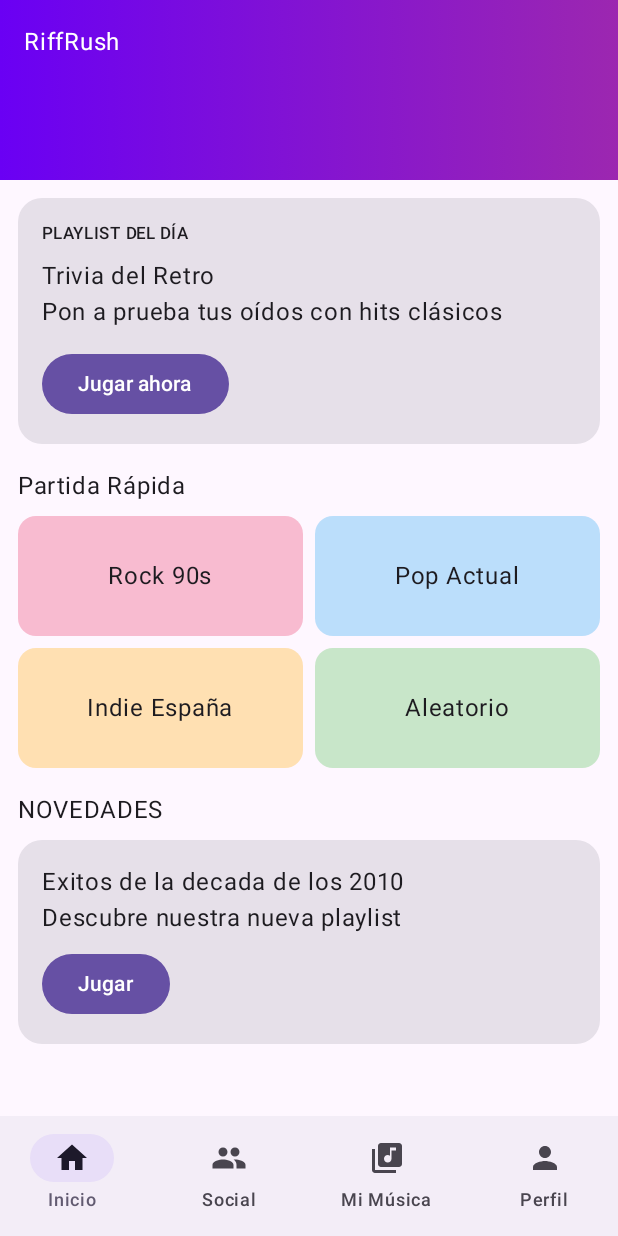
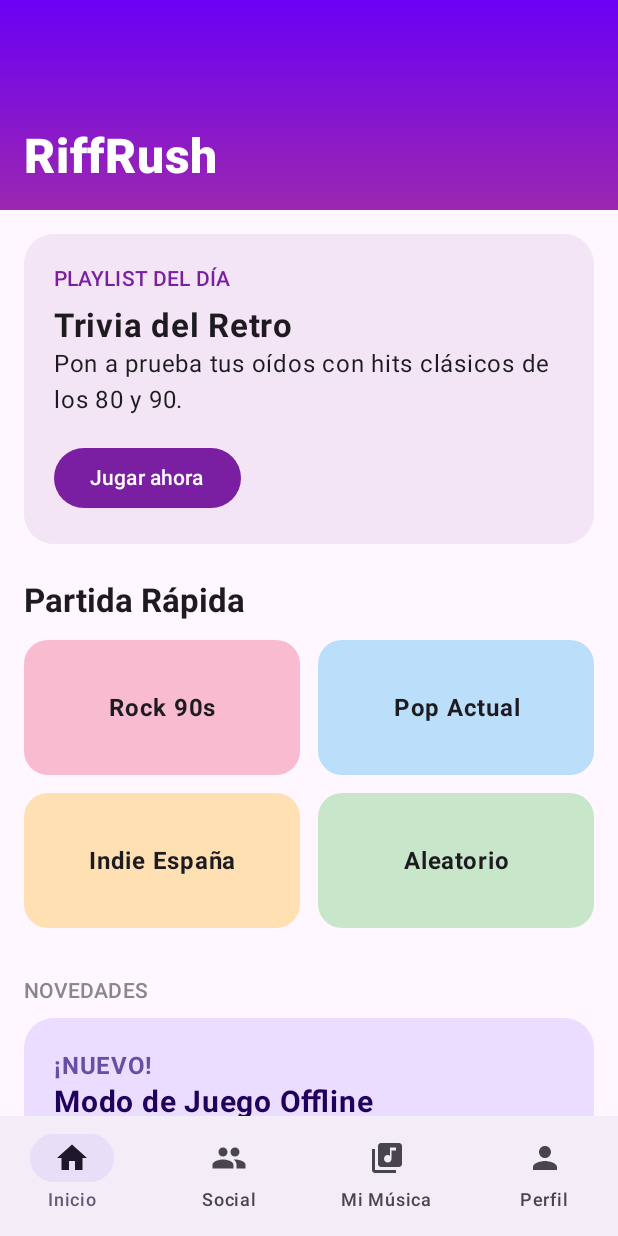
Before and after one commit to DavidContrerasTranquilo/RiffRush, an Android app built with Jetpack Compose: the screen it shows after launch (MainActivity), on a phone screen of 412 x 824 dp. Run offline under Robolectric (Android 15) with nearby library versions, the phone set to English and light mode, and no system bars; our stand-ins replace Firebase (no records; nobody signed in at launch, a user with empty details on screens opened directly).

Commit message:
juego offline semi-funcionando, la partida carga pero no acaba de ser jugable

```diff
--- a/app/src/main/java/com/example/riffrush/views/HomeScreen.kt
+++ b/app/src/main/java/com/example/riffrush/views/HomeScreen.kt
@@ -5,32 +5,50 @@ import androidx.compose.foundation.layout.*
 import androidx.compose.foundation.lazy.LazyColumn
 import androidx.compose.foundation.shape.RoundedCornerShape
 import androidx.compose.material3.*
-import androidx.compose.runtime.Composable
+import androidx.compose.runtime.*
 import androidx.compose.ui.Alignment
 import androidx.compose.ui.Modifier
 import androidx.compose.ui.graphics.Brush
 import androidx.compose.ui.graphics.Color
+import androidx.compose.ui.text.font.FontWeight
 import androidx.compose.ui.unit.dp
+import androidx.compose.ui.unit.sp
+import com.example.riffrush.viewmodel.MatchViewModel
+import org.koin.androidx.compose.koinViewModel
+import androidx.compose.ui.text.style.TextAlign
 
 @Composable
-fun HomeScreen() {
+fun HomeScreen(
+    matchViewModel: MatchViewModel = koinViewModel(),
+    onNavigateToMatch: (String) -> Unit
+) {
+    val currentMatch by matchViewModel.currentMatch.collectAsState()
+
+    LaunchedEffect(currentMatch) {
+        currentMatch?.let {
+            if (it.matchId == "offline_test_id") {
+                onNavigateToMatch(it.matchId)
+            }
+        }
+    }
 
     Column(modifier = Modifier.fillMaxSize()) {
-
         Box(
             modifier = Modifier
                 .fillMaxWidth()
-                .height(120.dp)
+                .height(140.dp)
                 .background(
-                    Brush.horizontalGradient(
+                    Brush.verticalGradient(
                         listOf(Color(0xFF6A00F4), Color(0xFF9C27B0))
                     )
                 ),
-            contentAlignment = Alignment.TopStart
+            contentAlignment = Alignment.BottomStart
         ) {
             Text(
                 text = "RiffRush",
                 color = Color.White,
+                fontSize = 32.sp,
+                fontWeight = FontWeight.Black,
                 modifier = Modifier.padding(16.dp)
             )
         }
@@ -38,22 +56,25 @@ fun HomeScreen() {
         LazyColumn(
             modifier = Modifier
                 .fillMaxSize()
-                .padding(12.dp)
+                .padding(horizontal = 16.dp),
+            contentPadding = PaddingValues(vertical = 16.dp)
         ) {
-
             item {
                 Card(
-                    shape = RoundedCornerShape(16.dp),
-                    modifier = Modifier.fillMaxWidth()
+                    shape = RoundedCornerShape(20.dp),
+                    modifier = Modifier.fillMaxWidth(),
+                    colors = CardDefaults.cardColors(containerColor = Color(0xFFF3E5F5))
                 ) {
-                    Column(modifier = Modifier.padding(16.dp)) {
-                        Text("PLAYLIST DEL DÍA", style = MaterialTheme.typography.labelSmall)
+                    Column(modifier = Modifier.padding(20.dp)) {
+                        Text("PLAYLIST DEL DÍA", style = MaterialTheme.typography.labelLarge, color = Color(0xFF7B1FA2))
                         Spacer(modifier = Modifier.height(8.dp))
-                        Text("Trivia del Retro")
-                        Text("Pon a prueba tus oídos con hits clásicos")
-                        Spacer(modifier = Modifier.height(12.dp))
-
-                        Button(onClick = { }) {
+                        Text("Trivia del Retro", fontSize = 22.sp, fontWeight = FontWeight.Bold)
+                        Text("Pon a prueba tus oídos con hits clásicos de los 80 y 90.")
+                        Spacer(modifier = Modifier.height(16.dp))
+                        Button(
+                            onClick = { /* Lógica normal */ },
+                            colors = ButtonDefaults.buttonColors(containerColor = Color(0xFF7B1FA2))
+                        ) {
                             Text("Jugar ahora")
                         }
                     }
@@ -61,26 +82,23 @@ fun HomeScreen() {
             }
 
             item {
-                Spacer(modifier = Modifier.height(16.dp))
-                Text("Partida Rápida")
-                Spacer(modifier = Modifier.height(8.dp))
+                Spacer(modifier = Modifier.height(24.dp))
+                Text("Partida Rápida", style = MaterialTheme.typography.titleLarge, fontWeight = FontWeight.Bold)
+                Spacer(modifier = Modifier.height(12.dp))
             }
 
             item {
                 Row(
                     modifier = Modifier.fillMaxWidth(),
-                    horizontalArrangement = Arrangement.spacedBy(8.dp)
+                    horizontalArrangement = Arrangement.spacedBy(12.dp)
                 ) {
                     QuickButton("Rock 90s", Color(0xFFF8BBD0))
                     QuickButton("Pop Actual", Color(0xFFBBDEFB))
                 }
-            }
-
-            item {
-                Spacer(modifier = Modifier.height(8.dp))
+                Spacer(modifier = Modifier.height(12.dp))
                 Row(
                     modifier = Modifier.fillMaxWidth(),
-                    horizontalArrangement = Arrangement.spacedBy(8.dp)
+                    horizontalArrangement = Arrangement.spacedBy(12.dp)
                 ) {
                     QuickButton("Indie España", Color(0xFFFFE0B2))
                     QuickButton("Aleatorio", Color(0xFFC8E6C9))
@@ -88,39 +106,54 @@ fun HomeScreen() {
             }
 
             item {
-                Spacer(modifier = Modifier.height(16.dp))
-                Text("NOVEDADES")
+                Spacer(modifier = Modifier.height(32.dp))
+                Text("NOVEDADES", style = MaterialTheme.typography.labelLarge, color = Color.Gray)
                 Spacer(modifier = Modifier.height(8.dp))
-            }
 
-            item {
                 Card(
-                    shape = RoundedCornerShape(16.dp),
-                    modifier = Modifier.fillMaxWidth()
+                    shape = RoundedCornerShape(20.dp),
+                    modifier = Modifier.fillMaxWidth(),
+                    colors = CardDefaults.cardColors(containerColor = MaterialTheme.colorScheme.primaryContainer)
                 ) {
-                    Column(modifier = Modifier.padding(16.dp)) {
-                        Text("Exitos de la decada de los 2010")
-                        Text("Descubre nuestra nueva playlist")
-                        Spacer(modifier = Modifier.height(8.dp))
-                        Button(onClick = { }) {
-                            Text("Jugar")
+                    Column(modifier = Modifier.padding(20.dp)) {
+                        Text("¡NUEVO!", color = MaterialTheme.colorScheme.primary, fontWeight = FontWeight.Bold)
+                        Text(
+                            text = "Modo de Juego Offline",
+                            fontSize = 20.sp,
+                            fontWeight = FontWeight.Bold
+                        )
+                        Spacer(modifier = Modifier.height(4.dp))
+                        Text("¿Sin conexión? No hay problema. Entrena tus habilidades contra nuestra IA en el modo de prueba local.")
+                        Spacer(modifier = Modifier.height(16.dp))
+
+                        Button(
+                            onClick = { onNavigateToMatch("offline_test_id") },
+                            modifier = Modifier.fillMaxWidth(),
+                            shape = RoundedCornerShape(12.dp)
+                        ) {
+                            Text("PROBAR AHORA")
                         }
                     }
                 }
             }
+
+            item { Spacer(modifier = Modifier.height(80.dp)) } // Espacio para la BottomBar
         }
     }
 }
 
 @Composable
 fun RowScope.QuickButton(text: String, color: Color) {
-    Box(
+    Surface(
         modifier = Modifier
             .weight(1f)
-            .height(80.dp)
-            .background(color, RoundedCornerShape(12.dp)),
-        contentAlignment = Alignment.Center
+            .height(90.dp),
+        color = color,
+        shape = RoundedCornerShape(16.dp),
+        onClick = { /* Acción rápida */ }
     ) {
-        Text(text)
+        Box(contentAlignment = Alignment.Center) {
+            Text(text, fontWeight = FontWeight.Bold, textAlign = TextAlign.Center)
+        }
     }
 }
--- a/app/src/main/java/com/example/riffrush/views/MainScreen.kt
+++ b/app/src/main/java/com/example/riffrush/views/MainScreen.kt
@@ -60,8 +60,13 @@ fun MainScreen(
             startDestination = Screen.Home.route,
             modifier = Modifier.padding(innerPadding)
         ) {
-            // Pantallas Principales (Bottom Bar)
-            composable(Screen.Home.route) { HomeScreen() }
+            composable(Screen.Home.route) {
+                HomeScreen(
+                    onNavigateToMatch = { matchId ->
+                        navController.navigate("match/$matchId")
+                    }
+                )
+            }
 
             composable(Screen.Social.route) {
                 SocialScreen(
@@ -91,7 +96,6 @@ fun MainScreen(
                 )
             }
 
-            // Pantallas Secundarias
             composable("settings") {
                 SettingsScreen(onBackClick = { navController.popBackStack() })
             }
@@ -127,7 +131,6 @@ fun MainScreen(
                 )
             }
 
-            // Autenticación
             composable("login") {
                 LoginScreen(
                     onNavigateToSignUp = { navController.navigate("signup") },
--- a/gradle/libs.versions.toml
+++ b/gradle/libs.versions.toml
@@ -1,5 +1,5 @@
 [versions]
-agp = "9.1.0"
+agp = "9.1.1"
 kotlin = "2.2.10"
 coreKtx = "1.17.0"
 junit = "4.13.2"
```
Also changed, not shown: app/src/main/java/com/example/riffrush/data/player/MusicPlayer.kt (+42 -33 lines), app/src/main/java/com/example/riffrush/data/repository/MatchRepository.kt (+20 -18 lines), app/src/main/java/com/example/riffrush/viewmodel/MatchViewModel.kt (+94 -34 lines), app/src/main/java/com/example/riffrush/viewmodel/MusicViewModel.kt (+22 -43 lines), app/src/main/java/com/example/riffrush/views/MatchScreen.kt (+61 -66 lines), app/src/main/java/com/example/riffrush/views/MusicScreen.kt (+2 -5 lines).
